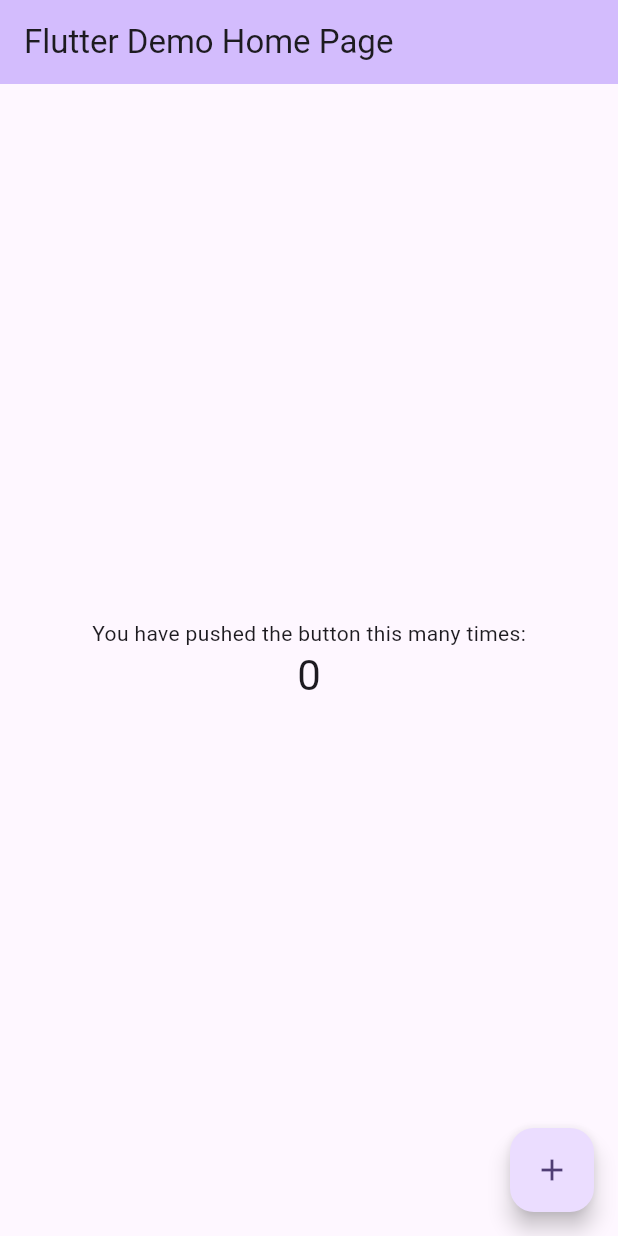
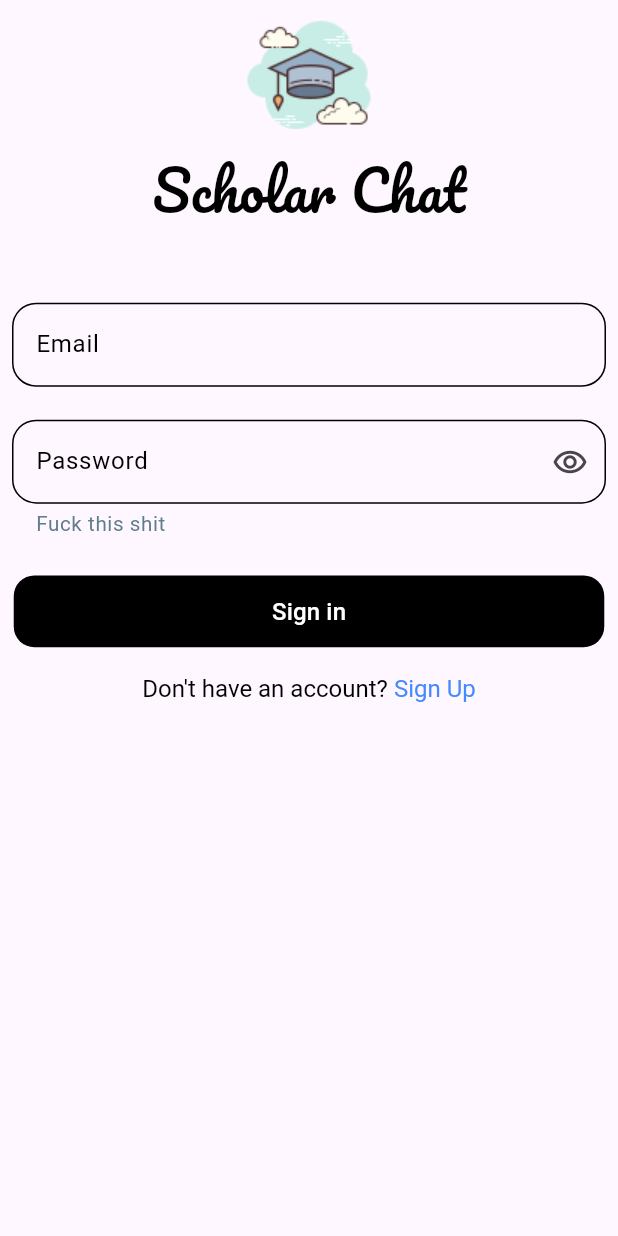
Before and after one commit to 3sem3bdallah/Chat-App, a Flutter app: the screen it shows after launch, on a phone screen of 412 x 824 dp. Run offline on Flutter 3.47's test engine with Material 3 defaults, Android fonts, the phone set to English and light mode, and no system bars; our stand-ins replace flutter_screenutil.

Commit message:
added login UI

```diff
--- a/lib/main.dart
+++ b/lib/main.dart
@@ -1,4 +1,6 @@
+import 'package:chat_app/view/screens/login/login_screen.dart';
 import 'package:flutter/material.dart';
+import 'package:flutter_screenutil/flutter_screenutil.dart';
 
 void main() {
   runApp(const MyApp());
@@ -7,116 +9,19 @@ void main() {
 class MyApp extends StatelessWidget {
   const MyApp({super.key});
 
-  // This widget is the root of your application.
-  @override
+@override
   Widget build(BuildContext context) {
-    return MaterialApp(
-      title: 'Flutter Demo',
-      theme: ThemeData(
-        // This is the theme of your application.
-        //
-        // TRY THIS: Try running your application with "flutter run". You'll see
-        // the application has a purple toolbar. Then, without quitting the app,
-        // try changing the seedColor in the colorScheme below to Colors.green
-        // and then invoke "hot reload" (save your changes or press the "hot
-        // reload" button in a Flutter-supported IDE, or press "r" if you used
-        // the command line to start the app).
-        //
-        // Notice that the counter didn't reset back to zero; the application
-        // state is not lost during the reload. To reset the state, use hot
-        // restart instead.
-        //
-        // This works for code too, not just values: Most code changes can be
-        // tested with just a hot reload.
-        colorScheme: ColorScheme.fromSeed(seedColor: Colors.deepPurple),
-      ),
-      home: const MyHomePage(title: 'Flutter Demo Home Page'),
+    return ScreenUtilInit(
+      designSize: const Size(360, 690),
+      minTextAdapt: true,
+      splitScreenMode: true,
+      builder: (_ , child) {
+        return MaterialApp(
+          debugShowCheckedModeBanner: false,
+          home: child,
+        );
+      },
+      child: const LoginScreen(),
     );
   }
 }
-
-class MyHomePage extends StatefulWidget {
-  const MyHomePage({super.key, required this.title});
-
-  // This widget is the home page of your application. It is stateful, meaning
-  // that it has a State object (defined below) that contains fields that affect
-  // how it looks.
-
-  // This class is the configuration for the state. It holds the values (in this
-  // case the title) provided by the parent (in this case the App widget) and
-  // used by the build method of the State. Fields in a Widget subclass are
-  // always marked "final".
-
-  final String title;
-
-  @override
-  State<MyHomePage> createState() => _MyHomePageState();
-}
-
-class _MyHomePageState extends State<MyHomePage> {
-  int _counter = 0;
-
-  void _incrementCounter() {
-    setState(() {
-      // This call to setState tells the Flutter framework that something has
-      // changed in this State, which causes it to rerun the build method below
-      // so that the display can reflect the updated values. If we changed
-      // _counter without calling setState(), then the build method would not be
-      // called again, and so nothing would appear to happen.
-      _counter++;
-    });
-  }
-
-  @override
-  Widget build(BuildContext context) {
-    // This method is rerun every time setState is called, for instance as done
-    // by the _incrementCounter method above.
-    //
-    // The Flutter framework has been optimized to make rerunning build methods
-    // fast, so that you can just rebuild anything that needs updating rather
-    // than having to individually change instances of widgets.
-    return Scaffold(
-      appBar: AppBar(
-        // TRY THIS: Try changing the color here to a specific color (to
-        // Colors.amber, perhaps?) and trigger a hot reload to see the AppBar
-        // change color while the other colors stay the same.
-        backgroundColor: Theme.of(context).colorScheme.inversePrimary,
-        // Here we take the value from the MyHomePage object that was created by
-        // the App.build method, and use it to set our appbar title.
-        title: Text(widget.title),
-      ),
-      body: Center(
-        // Center is a layout widget. It takes a single child and positions it
-        // in the middle of the parent.
-        child: Column(
-          // Column is also a layout widget. It takes a list of children and
-          // arranges them vertically. By default, it sizes itself to fit its
-          // children horizontally, and tries to be as tall as its parent.
-          //
-          // Column has various properties to control how it sizes itself and
-          // how it positions its children. Here we use mainAxisAlignment to
-          // center the children vertically; the main axis here is the vertical
-          // axis because Columns are vertical (the cross axis would be
-          // horizontal).
-          //
-          // TRY THIS: Invoke "debug painting" (choose the "Toggle Debug Paint"
-          // action in the IDE, or press "p" in the console), to see the
-          // wireframe for each widget.
-          mainAxisAlignment: MainAxisAlignment.center,
-          children: <Widget>[
-            const Text('You have pushed the button this many times:'),
-            Text(
-              '$_counter',
-              style: Theme.of(context).textTheme.headlineMedium,
-            ),
-          ],
-        ),
-      ),
-      floatingActionButton: FloatingActionButton(
-        onPressed: _incrementCounter,
-        tooltip: 'Increment',
-        child: const Icon(Icons.add),
-      ), // This trailing comma makes auto-formatting nicer for build methods.
-    );
-  }
-}
--- /dev/null
+++ b/lib/view/screens/login/login_screen.dart
@@ -0,0 +1,47 @@
+import 'package:chat_app/view/screens/login/widgets/dont_have_account_text.dart';
+import 'package:chat_app/view/widgets/app_text_button.dart';
+import 'package:chat_app/view/widgets/app_text_form_field.dart';
+import 'package:chat_app/view/widgets/spacing.dart';
+import 'package:flutter/material.dart';
+import 'package:flutter_screenutil/flutter_screenutil.dart';
+
+class LoginScreen extends StatelessWidget {
+  const LoginScreen({super.key});
+
+  @override
+  Widget build(BuildContext context) {
+    return Scaffold(
+      body: SafeArea(
+        child: Column(
+          mainAxisAlignment: MainAxisAlignment.start,
+          children: [
+            Image.asset("assets/img/scholar.png"),
+            Text(
+              "Scholar Chat",
+              style: TextStyle(
+                fontSize: 32.sp,
+                color: Colors.black,
+                fontFamily: "pacifico",
+              ),
+            ),
+            verticalSpace(35),
+            AppTextFormField(hintText: "Email"),
+            verticalSpace(5),
+            AppTextFormField(
+              hintText: "Password", obscureText: true,
+              helpText: 'Fuck this shit',
+              ),
+            verticalSpace(15),
+            AppTextButton(
+              buttonText: "Sign in",
+              textStyle: TextStyle(color: Colors.white, fontSize: 14.sp),
+              onPressed: () {},
+            ),
+            verticalSpace(15),
+            DontHaveAccountText(),
+          ],
+        ),
+      ),
+    );
+  }
+}
--- /dev/null
+++ b/lib/view/screens/login/widgets/dont_have_account_text.dart
@@ -0,0 +1,35 @@
+import 'package:flutter/gestures.dart';
+import 'package:flutter/material.dart';
+import 'package:flutter_screenutil/flutter_screenutil.dart';
+class DontHaveAccountText extends StatelessWidget {
+  const DontHaveAccountText({super.key});
+
+  @override
+  Widget build(BuildContext context) {
+    return RichText(
+      textAlign: TextAlign.center,
+      text: TextSpan(
+        children: [
+          TextSpan(
+            text: 'Don\'t have an account?',
+            style: TextStyle(
+              fontSize: 14.sp,
+              color: Colors.black
+            )
+          ),
+          TextSpan(
+            text: ' Sign Up',
+            style: TextStyle(
+              fontSize: 14.sp,
+              color: Colors.blueAccent
+            ),
+            recognizer: TapGestureRecognizer()
+              ..onTap = () {
+
+              },
+          ),
+        ],
+      ),
+    );
+  }
+}
--- /dev/null
+++ b/lib/view/widgets/app_text_button.dart
@@ -0,0 +1,62 @@
+import 'package:flutter/material.dart';
+import 'package:flutter_screenutil/flutter_screenutil.dart';
+
+class AppTextButton extends StatelessWidget {
+  final double? borderRadius;
+  final double? horizontalPadding;
+  final double? verticalPadding;
+  final double? buttonWidth;
+  final double? buttonHeight;
+  final String buttonText;
+  final TextStyle? textStyle;
+  final VoidCallback onPressed;
+  final Color? backgroundColor;
+  final Color? textColor;
+
+  const AppTextButton({
+    super.key,
+    this.borderRadius,
+    this.horizontalPadding,
+    this.verticalPadding,
+    this.buttonHeight,
+    this.buttonWidth,
+    required this.buttonText,
+    this.textStyle,
+    required this.onPressed,
+    this.backgroundColor,
+    this.textColor,
+  });
+
+  @override
+  Widget build(BuildContext context) {
+    return SizedBox(
+      width: buttonWidth ?? double.infinity,
+      height: buttonHeight ?? 40.h,
+      child: Padding(
+        padding:  EdgeInsets.symmetric(horizontal:8.w),
+        child: TextButton(
+          style: TextButton.styleFrom(
+            backgroundColor: backgroundColor ?? Colors.black,
+            padding: EdgeInsets.symmetric(
+              horizontal: horizontalPadding ?? 16.w,
+              vertical: verticalPadding ?? 8.h,
+            ),
+            shape: RoundedRectangleBorder(
+              borderRadius: BorderRadius.circular(borderRadius ?? 12.r),
+            ),
+          ),
+          onPressed: onPressed,
+          child: Text(
+            buttonText,
+            style: textStyle ??
+                TextStyle(
+                  color: textColor ?? Colors.white,
+                  fontSize: 18.sp,
+                  fontWeight: FontWeight.w600,
+                ),
+          ),
+        ),
+      ),
+    );
+  }
+}
--- /dev/null
+++ b/lib/view/widgets/app_text_form_field.dart
@@ -0,0 +1,74 @@
+import 'package:flutter/material.dart';
+import 'package:flutter_screenutil/flutter_screenutil.dart';
+
+// ignore: must_be_immutable
+class AppTextFormField extends StatefulWidget {
+  const AppTextFormField({
+    super.key,
+    this.hintText,
+    this.helpText,
+    this.suffixIcon,
+    this.obscureText = false,
+  });
+
+  final String? hintText;
+  final bool obscureText;
+  final String? helpText;
+  final Widget? suffixIcon;
+
+  @override
+  State<AppTextFormField> createState() => _AppTextFormFieldState();
+}
+
+class _AppTextFormFieldState extends State<AppTextFormField> {
+  late bool _obscureText;
+
+  @override
+  void initState() {
+    super.initState();
+    // initial state depends on widget.obscureText
+    _obscureText = widget.obscureText;
+  }
+
+  void _toggle() {
+    setState(() {
+      _obscureText = !_obscureText;
+    });
+  }
+
+  @override
+  Widget build(BuildContext context) {
+    // if this field is meant to be obscure (password), show an IconButton that toggles.
+    final Widget? suffix = widget.obscureText
+        ? IconButton(
+            icon: Icon(
+              _obscureText
+                  ? Icons.remove_red_eye_outlined
+                  : Icons.visibility_off_outlined,
+            ),
+            onPressed: _toggle,
+          )
+        : widget.suffixIcon;
+
+    return Padding(
+      padding: const EdgeInsets.all(8.0),
+      child: TextField(
+        obscureText: _obscureText,
+        decoration: InputDecoration(
+          suffixIcon: suffix,
+          hintText: widget.hintText,
+          hintStyle: TextStyle(fontSize: 14.sp, color: Colors.black),
+          helperText: widget.helpText,
+          helperStyle: TextStyle(
+            fontSize: 12.sp,
+            color: Colors.blueGrey,
+          ),
+          enabledBorder: OutlineInputBorder(
+            borderRadius: BorderRadius.circular(16.0),
+          ),
+          border: OutlineInputBorder(borderRadius: BorderRadius.circular(16.0)),
+        ),
+      ),
+    );
+  }
+}
--- /dev/null
+++ b/lib/view/widgets/spacing.dart
@@ -0,0 +1,10 @@
+import 'package:flutter/material.dart';
+import 'package:flutter_screenutil/flutter_screenutil.dart';
+
+SizedBox verticalSpace(double height) {
+  return SizedBox(height: height.h);
+}
+
+SizedBox horizontalSpace(double width) {
+  return SizedBox(width: width.w);
+}
```
Also changed, not shown: pubspec.yaml (+10 -68 lines), assets/fonts/Pacifico-Regular.ttf (added), assets/img/scholar.png (renamed from assets/scholar.png), pubspec.lock, 21 other files.
